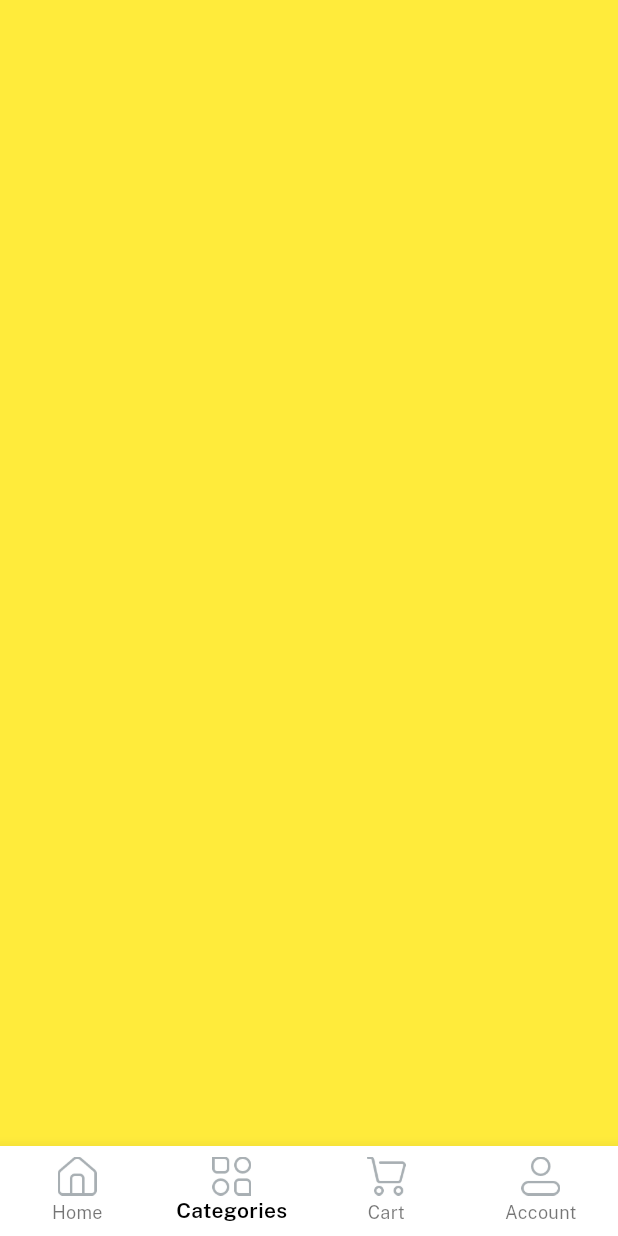
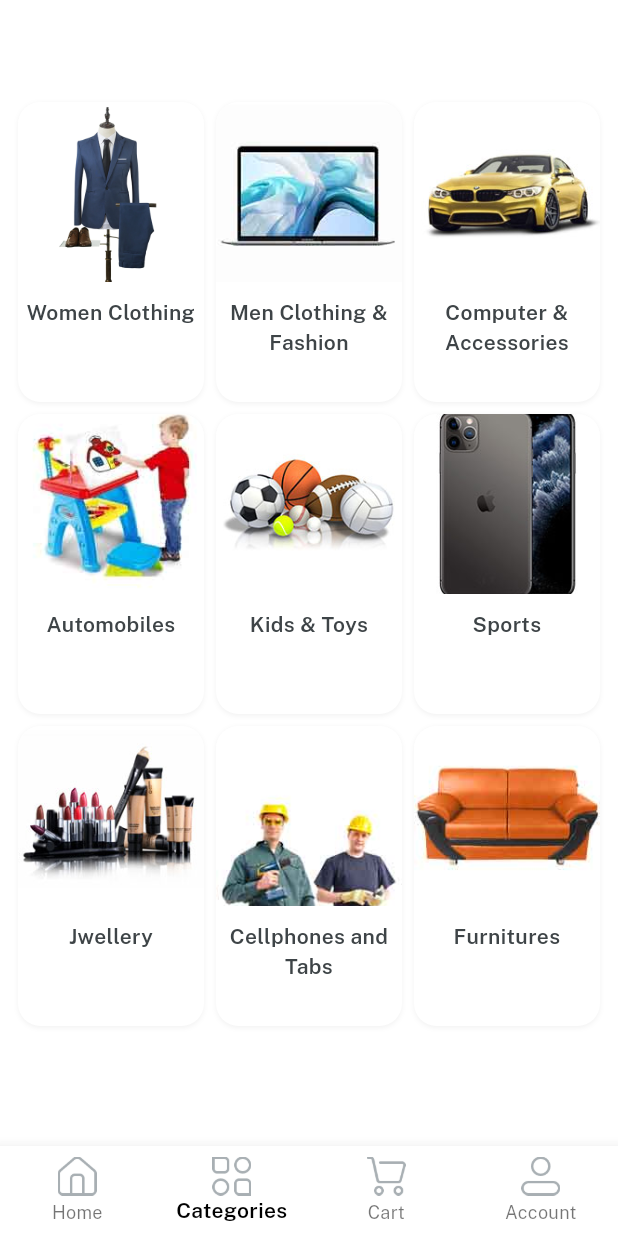
Before and after one commit to PrithirajTalukder/E-Mart-App-Flutter, a Flutter app: the Home screen opened directly, item 2 of the bottom bar chosen, on a phone screen of 412 x 824 dp. Run offline on Flutter 3.47's test engine with Material 3 defaults, Android fonts, the phone set to English and light mode, and no system bars; our stand-ins replace get, velocity_x.

Commit message:
Categories page

```diff
--- a/lib/consts/lists.dart
+++ b/lib/consts/lists.dart
@@ -12,3 +12,28 @@ const featuredImages2 = [imgS4, imgS5, imgS6];
 
 const featuredTitles1 = [womensDress, girlsDress, girlsWatches];
 const featuredTitles2 = [boysGlasses, mobilePhone, tshirts];
+
+const featuredCat = [
+  womenCloth,
+  menCloth,
+  compAccess,
+  auto,
+  kids,
+  sports,
+ jwel,
+  cell,
+  fur,
+];
+
+const featuredCatImages =[
+  imgFc1,
+  imgFc2,
+  imgFc3,
+  imgFc4,
+  imgFc5,
+  imgFc6,
+  imgFc7,
+  imgFc8,
+  imgFc9,
+
+];
--- a/lib/consts/strings.dart
+++ b/lib/consts/strings.dart
@@ -31,3 +31,5 @@ tcategories = "Top Categories", fcategories = "Featured Categories", womensDress
 
 
 const featuredProduct = "Featured Products";
+
+const womenCloth = "Women Clothing", menCloth = "Men Clothing & Fashion", compAccess = "Computer & Accessories", auto = "Automobiles", kids = "Kids & Toys", sports = "Sports", jwel = "Jwellery", cell = "Cellphones and Tabs", fur = "Furnitures";
--- /dev/null
+++ b/lib/views/category_screen/category_details.dart
@@ -0,0 +1,18 @@
+import 'package:ecom_store/widgets_common/bg_widget.dart';
+import 'package:flutter/foundation.dart';
+import 'package:flutter/material.dart';
+
+class CategoryDetails extends StatelessWidget {
+  const CategoryDetails({super.key});
+
+  @override
+  Widget build(BuildContext context) {
+    return bgWidget(
+      child: Scaffold(
+        appBar: AppBar(
+
+        ),
+      )
+    );
+  }
+}
--- a/lib/views/category_screen/category_screen.dart
+++ b/lib/views/category_screen/category_screen.dart
@@ -1,3 +1,5 @@
+import 'package:ecom_store/consts/consts.dart';
+import 'package:ecom_store/consts/lists.dart';
 import 'package:flutter/foundation.dart';
 import 'package:flutter/material.dart';
 import 'package:flutter/widgets.dart';
@@ -7,6 +9,31 @@ class CategoryScreen extends StatelessWidget {
 
   @override
   Widget build(BuildContext context) {
-    return Container(color: Colors.yellow,);
+    return Scaffold(
+      appBar: AppBar(
+        title: categories.text.white.fontFamily(bold).make(),
+         iconTheme: const IconThemeData(color: Colors.white),
+      ),
+
+      body:  Container(
+
+        padding: const EdgeInsets.all(12),
+        child: GridView.builder(
+          shrinkWrap: true,
+          itemCount: 9,
+          gridDelegate: const SliverGridDelegateWithFixedCrossAxisCount(crossAxisCount: 3, mainAxisSpacing: 8, crossAxisSpacing: 8, mainAxisExtent:200 ), itemBuilder: (context, index){
+          return Column(
+              children: [
+               Image.asset(featuredCatImages[index], width: 200, height: 120, fit: BoxFit.cover),
+
+               10.heightBox,
+
+               featuredCat[index]. text.fontFamily(semibold).color(darkFontGrey).align(TextAlign.center).make(),
+
+              ],
+          ).box.white.rounded.outerShadowSm.clip(Clip.antiAlias).make();
+        }),
+      ),
+    );
   }
 }
--- a/lib/views/home_screen/home_screen.dart
+++ b/lib/views/home_screen/home_screen.dart
@@ -1,12 +1,7 @@
 import 'package:ecom_store/consts/consts.dart';
 import 'package:ecom_store/consts/lists.dart';
 import 'package:ecom_store/views/home_screen/components/featured_button.dart';
-import 'package:ecom_store/widgets_common/applogo_widget.dart';
-import 'package:ecom_store/widgets_common/bg_widget.dart';
 import 'package:ecom_store/widgets_common/home_button.dart';
-import 'package:flutter/foundation.dart';
-import 'package:flutter/material.dart';
-import 'package:flutter/widgets.dart';
 
 class HomeScreen extends StatelessWidget {
   const HomeScreen({super.key});
@@ -178,12 +173,12 @@ class HomeScreen extends StatelessWidget {
                 physics: const NeverScrollableScrollPhysics(),
                 shrinkWrap: true,
                 itemCount: 6,
-                gridDelegate: SliverGridDelegateWithFixedCrossAxisCount(crossAxisCount: 2, mainAxisSpacing: 8, crossAxisSpacing: 8, mainAxisExtent: 300),  itemBuilder: (context,index){
+                gridDelegate: const SliverGridDelegateWithFixedCrossAxisCount(crossAxisCount: 2, mainAxisSpacing: 8, crossAxisSpacing: 8, mainAxisExtent: 300),  itemBuilder: (context,index){
                 return Column(
                   crossAxisAlignment: CrossAxisAlignment.center,
                   children: [
                    Image.asset(imgP6, width: 200, height: 200, fit: BoxFit.cover),
-                           Spacer(),
+                           const Spacer(),
                             "Lionel Messi Boot".text.fontFamily(semibold).color(darkFontGrey).make(),
                             10.heightBox,
                             "\$600".text.color(Vx.black).fontFamily(bold).size(16).make(),
```
